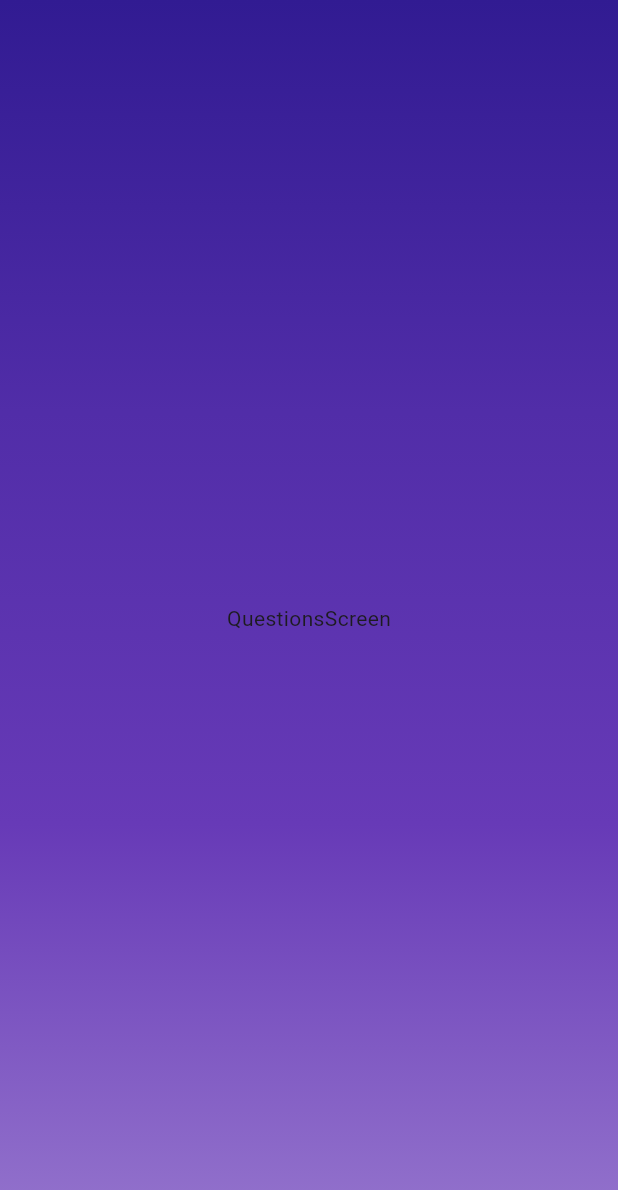
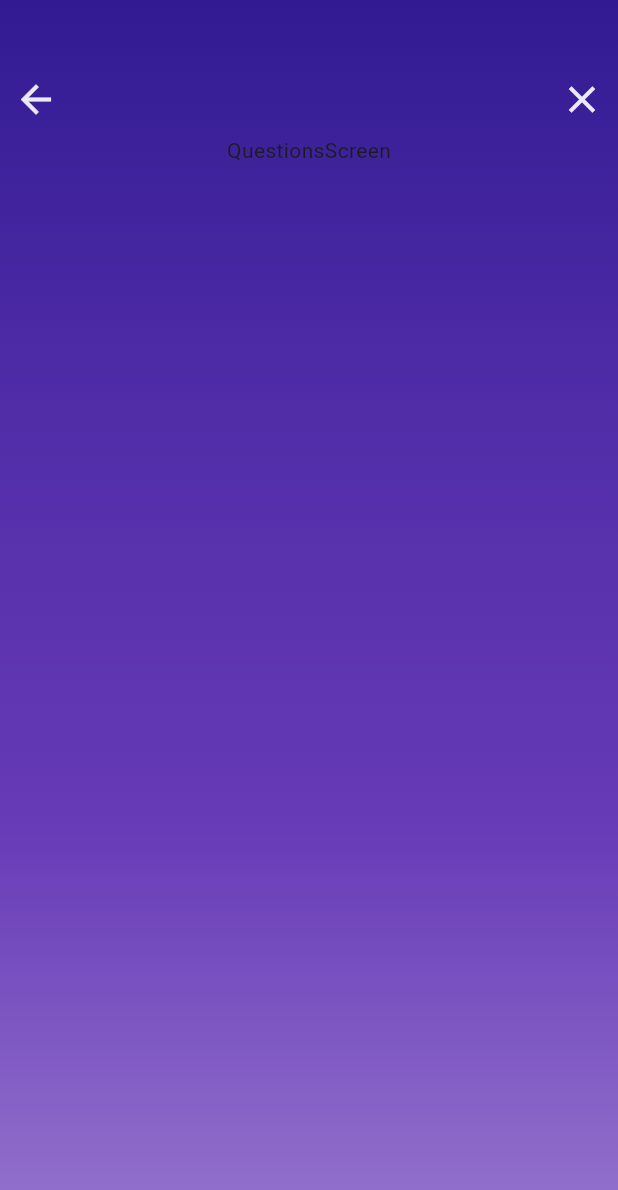
Before and after one commit to iulvimercan/flutter_QuizApp, a Flutter app: the screen it shows after launch, after a tap on "Start Quiz", on a phone screen of 412 x 824 dp. Shown: the top 1190 px of the screen. Run offline on Flutter 3.47's test engine with Material 3 defaults, Android fonts, the phone set to English and light mode, and no system bars.

Commit message:
exitQuiz functionality to the questions_screen.dart

```diff
--- a/lib/questions_screen.dart
+++ b/lib/questions_screen.dart
@@ -1,7 +1,10 @@
 import 'package:flutter/material.dart';
+import 'package:quiz_app/colors.dart';
 
 class QuestionsScreen extends StatefulWidget {
-  const QuestionsScreen({super.key});
+  const QuestionsScreen(this.exitQuiz, {super.key});
+
+  final void Function() exitQuiz;
 
   @override
   State createState() => _QuestionsScreenState();
@@ -10,6 +13,30 @@ class QuestionsScreen extends StatefulWidget {
 class _QuestionsScreenState extends State<QuestionsScreen> {
   @override
   Widget build(BuildContext context) {
-    return const Center(child: Text('QuestionsScreen'));
+    return Center(
+        child: Column(
+          children: [
+            const SizedBox(height: 42),
+            Row(
+              mainAxisAlignment: MainAxisAlignment.spaceBetween,
+              children: [
+                IconButton(
+                  onPressed: (){},
+                  icon: const Icon(Icons.arrow_back),
+                  iconSize: 30,
+                  color: AppColors.white,
+                ),
+                IconButton(
+                  onPressed: widget.exitQuiz,
+                  icon: const Icon(Icons.close_outlined),
+                  iconSize: 30,
+                  color: AppColors.white,
+                )
+              ]
+            ),
+            const Text('QuestionsScreen'),
+          ],
+        )
+    );
   }
 }
--- a/lib/quiz.dart
+++ b/lib/quiz.dart
@@ -13,13 +13,15 @@ class Quiz extends StatefulWidget {
 
 class _QuizState extends State<Quiz> {
 
-  String activeScreen = 'start-screen';
+  String activeScreen = 'start_screen';
 
   void startQuiz() {
     setState(() {
-      activeScreen = 'questions-screen';
+      activeScreen = 'questions_screen';
     });
   }
+
+  void exitQuiz() => setState(() => activeScreen = 'start_screen');
 
   @override
   Widget build(BuildContext context) {
@@ -38,9 +40,9 @@ class _QuizState extends State<Quiz> {
               ],
             ),
           ),
-          child: activeScreen == 'start-screen'
+          child: activeScreen == 'start_screen'
               ? StartScreen(startQuiz)
-              : const QuestionsScreen(),
+              : QuestionsScreen(exitQuiz),
         ),
       ),
     );
```
